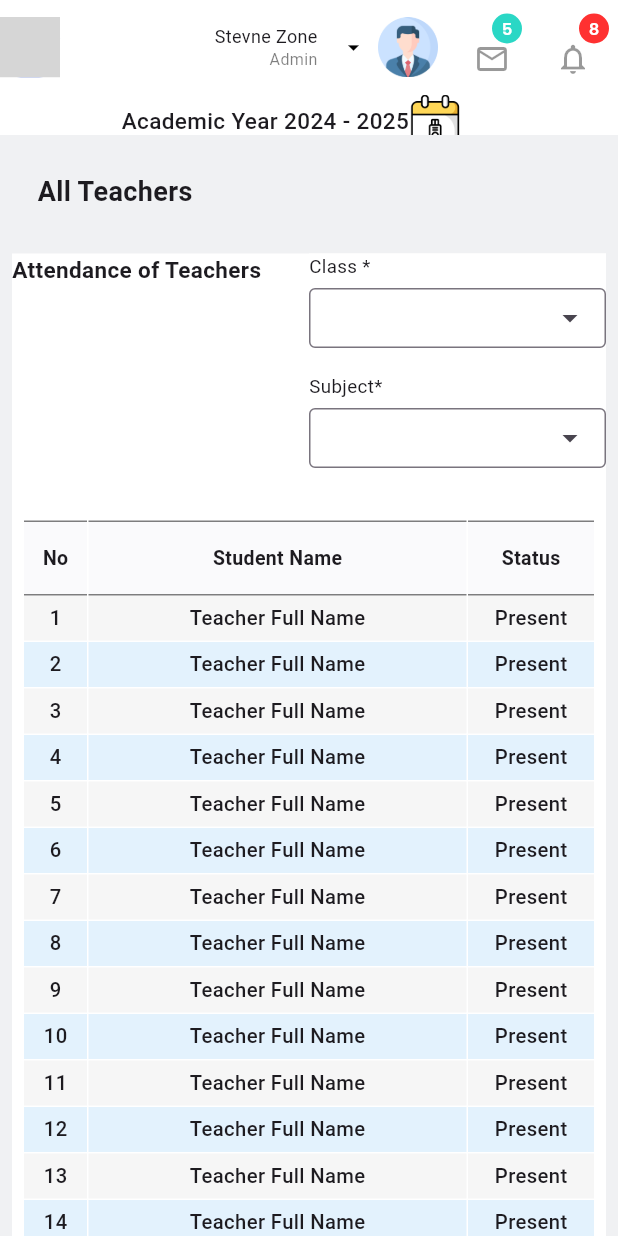
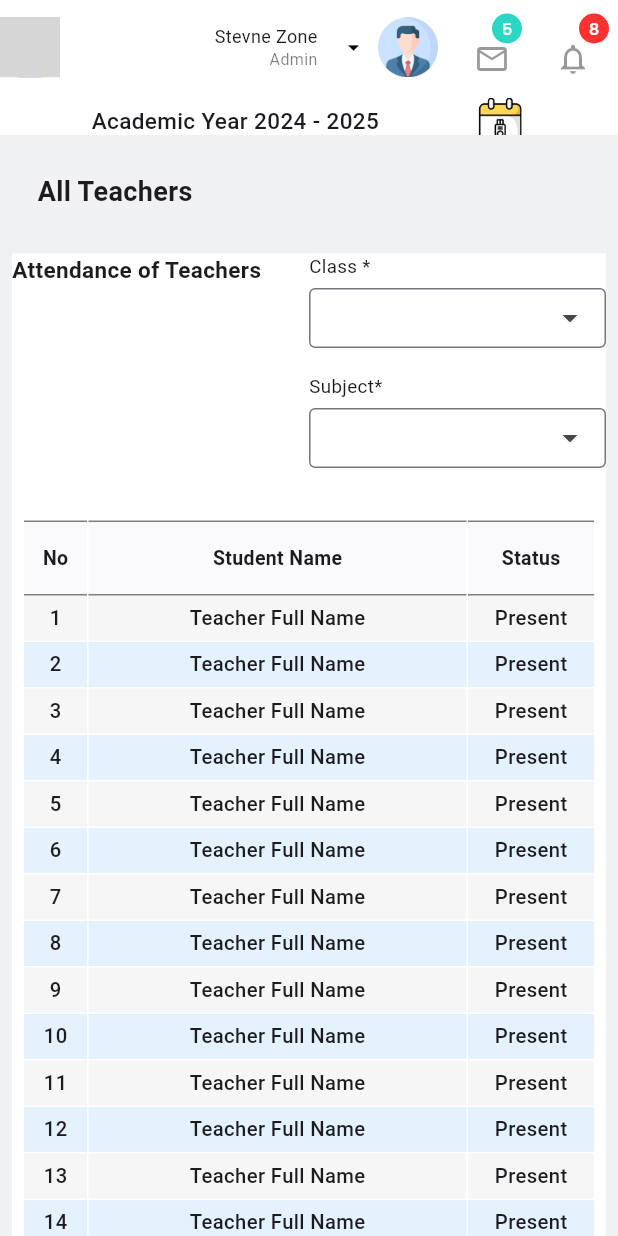
Before and after one commit to Abin56/VIDYA_VEECHI-WEBSITE, a Flutter app: the screen it shows after launch, on a phone screen of 412 x 824 dp. Run offline on Flutter 3.47's test engine with Material 3 defaults, Android fonts, the phone set to English and light mode, and no system bars; drawn by our look-alikes of dropdown_search; our stand-ins replace cloud_firestore, file_picker, firebase_auth, firebase_core, firebase_storage, flutter_staggered_animations and 7 more; missing offline and left inert: adaptive_ui_layout, awesome_side_sheet, country_state_city_picker, dart:html, fab_circular_menu_plus, sidebar_drawer and 1 more; accounts and stored records are empty; grey boxes are pictures that could not be loaded.

Commit message:
Mar 05 third commit --@reshma

```diff
--- a/lib/view/users/admin/app_bar/admin_appBar.dart
+++ b/lib/view/users/admin/app_bar/admin_appBar.dart
@@ -1,6 +1,7 @@
 import 'package:awesome_side_sheet/Enums/sheet_position.dart';
 import 'package:awesome_side_sheet/side_sheet.dart';
 import 'package:flutter/material.dart';
+import 'package:flutter/widgets.dart';
 import 'package:sidebar_drawer/sidebar_drawer.dart';
 import 'package:vidyaveechi_website/view/colors/colors.dart';
 import 'package:vidyaveechi_website/view/fonts/google_poppins_widget.dart';
@@ -260,11 +261,20 @@ class _AppBarAdminPanelState extends State<AppBarAdminPanel> {
             ),
              SizedBox(
               height: 35,
-              width: 250,
+              width: 290,
               child: Row(
                 children: [
                   const TextFontWidget(text: "Academic Year 2024 - 2025", fontsize: 15,fontWeight: FontWeight.w500,),
-                  Image.asset("assets/flact_png/usb.png")
+                  const Spacer(),
+                  GestureDetector(
+                    onTap: () {
+
+                    },
+                    child: Padding(
+                      padding: const EdgeInsets.all(2.0),
+                      child: Image.asset("assets/flact_png/usb.png"),
+                    ),
+                  )
                 ],
               ),
             ),
```
